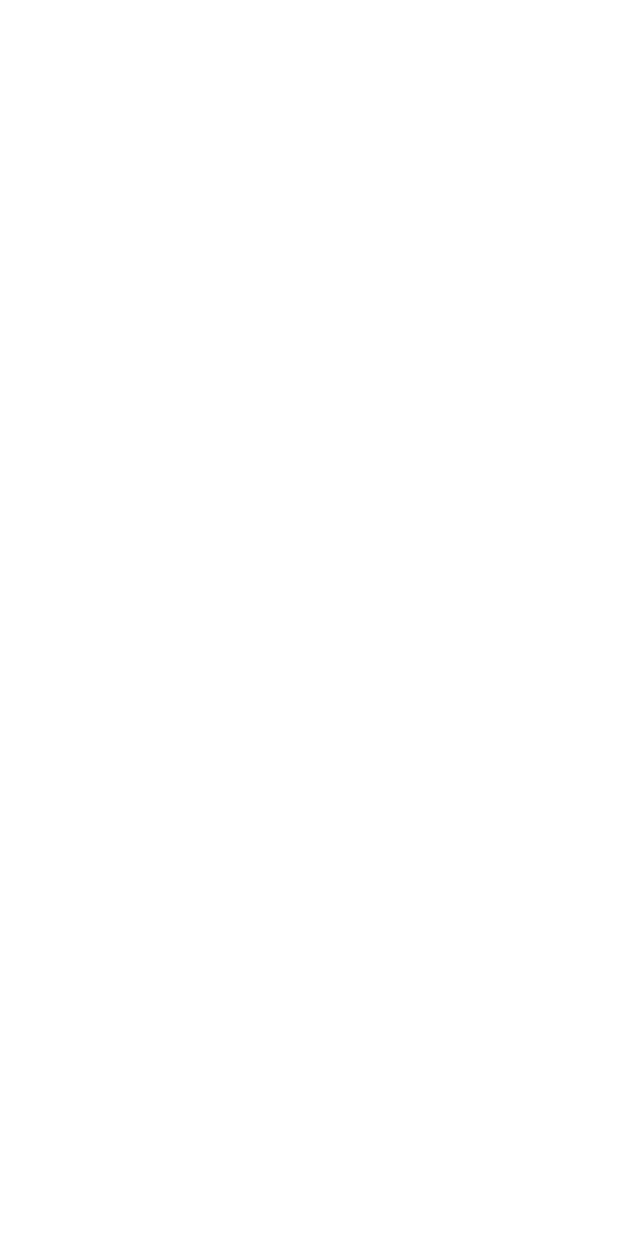
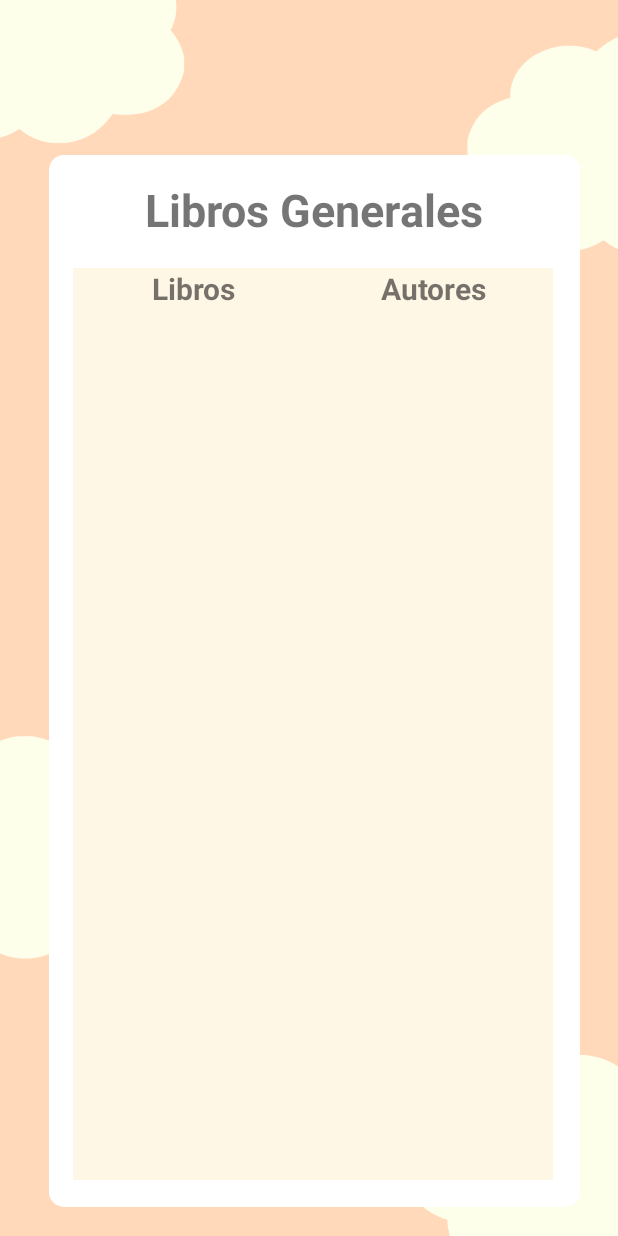
Before and after one commit to RogerHuauya/bude-bookery-android, an Android app: the ListalibrosActivity screen opened directly, with no data from a screen before it, on a phone screen of 412 x 824 dp. Before the commit the screen is empty. Run offline under Robolectric (Android 15) with nearby library versions, the phone set to English and light mode, and no system bars; our stand-ins replace Volley; network calls fail.

Commit message:
Pongan libros de culto

```diff
--- a/app/build.gradle
+++ b/app/build.gradle
@@ -44,4 +44,5 @@ dependencies {
     implementation 'com.android.volley:volley:1.2.1'
     androidTestImplementation 'androidx.test.ext:junit:1.1.5'
     androidTestImplementation 'androidx.test.espresso:espresso-core:3.5.1'
+    implementation 'com.google.code.gson:gson:2.8.8'// agregué esto
 }
--- a/app/src/main/java/com/proyecto/bookapp/ListalibrosActivity.java
+++ b/app/src/main/java/com/proyecto/bookapp/ListalibrosActivity.java
@@ -3,15 +3,32 @@ package com.proyecto.bookapp;
 import androidx.appcompat.app.AppCompatActivity;
 
 import android.app.ProgressDialog;
+import android.graphics.Typeface;
 import android.os.Bundle;
+import android.widget.LinearLayout;
+import android.widget.TextView;
 import android.widget.Toast;
 
 import com.android.volley.Request;
 import com.android.volley.RequestQueue;
 import com.android.volley.Response;
 import com.android.volley.VolleyError;
+import com.android.volley.toolbox.JsonArrayRequest;
 import com.android.volley.toolbox.StringRequest;
 import com.android.volley.toolbox.Volley;
+//de aquí para abajo le añadí nuevos import'sxd
+import com.google.gson.annotations.SerializedName;
+import com.google.gson.Gson;
+import com.google.gson.reflect.TypeToken;
+
+import java.util.ArrayList;
+import java.util.List;
+import com.google.gson.JsonSyntaxException;
+import com.proyecto.bookapp.Book;
+
+import org.json.JSONArray;
+import org.json.JSONException;
+import org.json.JSONObject;
 
 public class ListalibrosActivity extends AppCompatActivity {
 
@@ -21,43 +38,83 @@ public class ListalibrosActivity extends AppCompatActivity {
     protected void onCreate(Bundle savedInstanceState) {
         super.onCreate(savedInstanceState);
         setContentView(R.layout.activity_listalibros);
+
         progressDialog = new ProgressDialog(this);
-        progressDialog.setTitle("Please wait");
-        progressDialog.setCanceledOnTouchOutside(false);
-
+        // Obtén el LinearLayout principal desde el archivo XML
+        LinearLayout linearLayout = findViewById(R.id.linearLayout);
+        getAllBooks();
     }
-    /*
-    private void getAllBooks(){
+    private void getAllBooks() {
         progressDialog.setMessage("Getting book list");
         progressDialog.show();
 
-        RequestQueue queue = Volley.newRequestQueue(this,
-                new CustomHurlStack());
-        String url = Constants.API_URL + "books/all";
+        RequestQueue queue = Volley.newRequestQueue(this, new CustomHurlStack());
+        String url = "http://www.rogerhuauya.com/server/books/all";
 
-        StringRequest getRequest = new StringRequest(
-                Request.Method.GET,
-                url,
-                new Response.Listener<String>(){
+        JsonArrayRequest getRequest = new JsonArrayRequest(Request.Method.GET, url, null,
+                new Response.Listener<JSONArray>() {
                     @Override
-                    public void onResponse(String response){
-                        if (response.isEmpty()){
-                            progressDialog.dismiss();
-                            Toast.makeText(ListalibrosActivity.this,
-                                    "Getting all books failed",
-                                    Toast.LENGTH_SHORT).show();
+                    public void onResponse(JSONArray response) {
+                        progressDialog.dismiss();
+
+                        try {
+                            List<Book> bookList = new ArrayList<>();
+
+                            for (int i = 0; i < response.length(); i++) {
+                                JSONObject bookObj = response.getJSONObject(i);
+
+                                String title = bookObj.getString("title");
+                                String author = bookObj.getString("author");
+
+                                Book book = new Book(title, author);
+                                bookList.add(book);
+                            }
+
+                            LinearLayout linearLayout = findViewById(R.id.linearLayout);
+
+                            for (Book book : bookList) {
+                                String title = book.getTitle();
+                                String author = book.getAuthor();
+
+                                LinearLayout linearLayoutItem = new LinearLayout(ListalibrosActivity.this);
+                                linearLayoutItem.setLayoutParams(new LinearLayout.LayoutParams(
+                                        LinearLayout.LayoutParams.MATCH_PARENT,
+                                        LinearLayout.LayoutParams.WRAP_CONTENT));
+                                linearLayoutItem.setOrientation(LinearLayout.HORIZONTAL);
+
+                                TextView textView1 = new TextView(ListalibrosActivity.this);
+                                textView1.setLayoutParams(new LinearLayout.LayoutParams(
+                                        0, LinearLayout.LayoutParams.WRAP_CONTENT, 1f));
+                                textView1.setText(title);
+                                textView1.setTextSize(17);
+                                textView1.setTypeface(null, Typeface.BOLD);
+
+                                TextView textView2 = new TextView(ListalibrosActivity.this);
+                                textView2.setLayoutParams(new LinearLayout.LayoutParams(
+                                        0, LinearLayout.LayoutParams.WRAP_CONTENT, 1f));
+                                textView2.setText(author);
+                                textView2.setTextSize(17);
+                                textView2.setTypeface(null, Typeface.BOLD);
+
+                                linearLayoutItem.addView(textView1);
+                                linearLayoutItem.addView(textView2);
+
+                                linearLayout.addView(linearLayoutItem);
+                            }
+                        } catch (JSONException e) {
+                            e.printStackTrace();
+                            Toast.makeText(ListalibrosActivity.this, "Error al procesar la respuesta", Toast.LENGTH_SHORT).show();
                         }
                     }
-                }, new Response.ErrorListener() {
-            @Override
-            public void onErrorResponse(VolleyError error) {
-                // Manejar los errores de la solicitud
-                progressDialog.dismiss();
-                Toast.makeText(RegisterActivity.this, error.toString(), Toast.LENGTH_SHORT).show();
-            }
-        }){
+                },
+                new Response.ErrorListener() {
+                    @Override
+                    public void onErrorResponse(VolleyError error) {
+                        progressDialog.dismiss();
+                        Toast.makeText(ListalibrosActivity.this, error.toString(), Toast.LENGTH_SHORT).show();
+                    }
+                });
 
-        }
+        queue.add(getRequest);
     }
-    */
 }
--- /dev/null
+++ b/app/src/main/res/drawable/shape_book.xml
@@ -0,0 +1,5 @@
+<?xml version="1.0" encoding="utf-8"?>
+<shape xmlns:android="http://schemas.android.com/apk/res/android">
+    <solid android:color="#FFFFFF" />
+    <corners android:radius="10dp" />
+</shape>
--- a/app/src/main/res/layout/activity_listalibros.xml
+++ b/app/src/main/res/layout/activity_listalibros.xml
@@ -1,9 +1,75 @@
 <?xml version="1.0" encoding="utf-8"?>
-<androidx.constraintlayout.widget.ConstraintLayout xmlns:android="http://schemas.android.com/apk/res/android"
-    xmlns:app="http://schemas.android.com/apk/res-auto"
-    xmlns:tools="http://schemas.android.com/tools"
+<RelativeLayout xmlns:android="http://schemas.android.com/apk/res/android"
     android:layout_width="match_parent"
     android:layout_height="match_parent"
-    tools:context=".ListalibrosActivity">
+    android:background="@drawable/back_li">
 
-</androidx.constraintlayout.widget.ConstraintLayout>
+    <RelativeLayout
+        android:layout_width="354dp"
+        android:layout_height="701dp"
+        android:layout_alignParentRight="true"
+        android:layout_alignParentBottom="true"
+        android:layout_marginRight="25dp"
+        android:layout_marginBottom="19dp"
+        android:background="@drawable/shape_book"
+        android:orientation="vertical"
+        android:radius="8dp">
+
+        <TextView
+            android:id="@+id/registerText"
+            android:layout_width="wrap_content"
+            android:layout_height="wrap_content"
+            android:layout_alignParentLeft="true"
+            android:layout_alignParentTop="true"
+            android:layout_marginLeft="64dp"
+            android:layout_marginTop="16dp"
+            android:text="Libros Generales"
+            android:textSize="30sp"
+            android:textStyle="bold" />
+
+        <ScrollView
+            android:layout_width="320dp"
+            android:layout_height="608dp"
+            android:layout_alignParentLeft="true"
+            android:layout_alignParentTop="true"
+            android:layout_marginLeft="16dp"
+            android:layout_marginTop="75dp"
+            android:background="#FFF7E6">
+
+            <LinearLayout
+                android:id="@+id/linearLayout"
+                android:layout_width="match_parent"
+                android:layout_height="wrap_content"
+                android:orientation="vertical">
+                <!--first book xd -->
+                <LinearLayout
+                    android:layout_width="match_parent"
+                    android:layout_height="wrap_content"
+                    android:orientation="horizontal">
+
+                    <TextView
+                        android:layout_width="0dp"
+                        android:layout_height="wrap_content"
+                        android:layout_weight="1"
+                        android:text=" Libros "
+                        android:textSize="20sp"
+                        android:gravity="center"
+                        android:textStyle="bold" />
+
+                    <TextView
+                        android:layout_width="0dp"
+                        android:layout_height="wrap_content"
+                        android:layout_weight="1"
+                        android:text="Autores"
+                        android:gravity="center"
+                        android:textSize="20sp"
+                        android:textStyle="bold" />
+                </LinearLayout>
+
+
+
+            </LinearLayout>
+
+        </ScrollView>
+    </RelativeLayout>
+</RelativeLayout>
```
Also changed, not shown: app/src/main/java/com/proyecto/bookapp/Book.java (added, +44 -0 lines), app/src/main/res/drawable/back_li.png (added).
